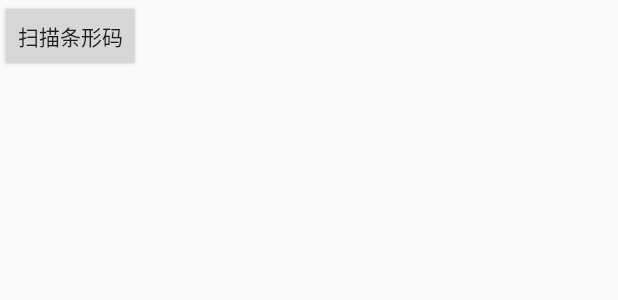
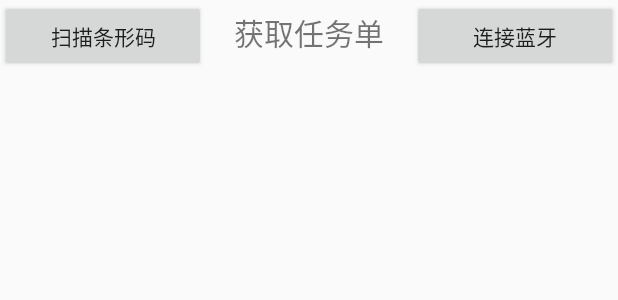
Before and after one commit to seuxxd/LatestLiftApplication, an Android app: the layout activity_ui.xml on its own in the app's theme, with its tools: preview values and no code run, on a phone screen of 412 x 824 dp. Shown: the top 300 px of the screen. Run offline under Robolectric (Android 15) with nearby library versions, the phone set to English and light mode, and no system bars.

Commit message:
2017-09-12 第五次更新

```diff
--- a/app/src/main/res/layout/activity_ui.xml
+++ b/app/src/main/res/layout/activity_ui.xml
@@ -8,8 +8,23 @@
 
     <Button
         android:id="@+id/scan_button"
-        android:layout_width="wrap_content"
+        android:layout_width="0dp"
+        android:layout_weight="1"
         android:layout_height="wrap_content"
         android:text="@string/scan"/>
+    <TextView
+        android:id="@+id/task_id"
+        android:text="@string/task_id"
+        android:textSize="20sp"
+        android:gravity="center"
+        android:layout_weight="1"
+        android:layout_width="0dp"
+        android:layout_height="wrap_content"/>
+    <Button
+        android:id="@+id/ble_button"
+        android:layout_width="0dp"
+        android:layout_weight="1"
+        android:layout_height="wrap_content"
+        android:text="@string/ble"/>
 
 </LinearLayout>
--- a/app/src/main/res/values/strings.xml
+++ b/app/src/main/res/values/strings.xml
@@ -1,6 +1,7 @@
 <resources>
     <string name="app_name">LatestLiftApplication</string>
     <string name="scan">扫描条形码</string>
+    <string name="ble">连接蓝牙</string>
     <string name="username_hint">请输入用户名</string>
     <string name="password_hint">请输入密码</string>
     <string name="login_title">登录界面</string>
@@ -10,4 +11,6 @@
     <string name="app_mail">联系邮箱</string>
     <string name="empty_username">用户名不能为空</string>
     <string name="empty_password">密码不能为空</string>
+    <string name="task_id">获取任务单</string>
+    <string name="taskid_title">可用任务单列表</string>
 </resources>
```
Also changed, not shown: app/src/main/java/com/product/xxd/latestliftapplication/LoginActivity.java (+39 -6 lines), app/src/main/java/com/product/xxd/latestliftapplication/UIActivity.java (+82 -1 lines), app/src/main/java/internet/TaskIdService.java (added, +15 -0 lines), app/src/main/res/layout/dialog_taskid.xml (added, +20 -0 lines).
